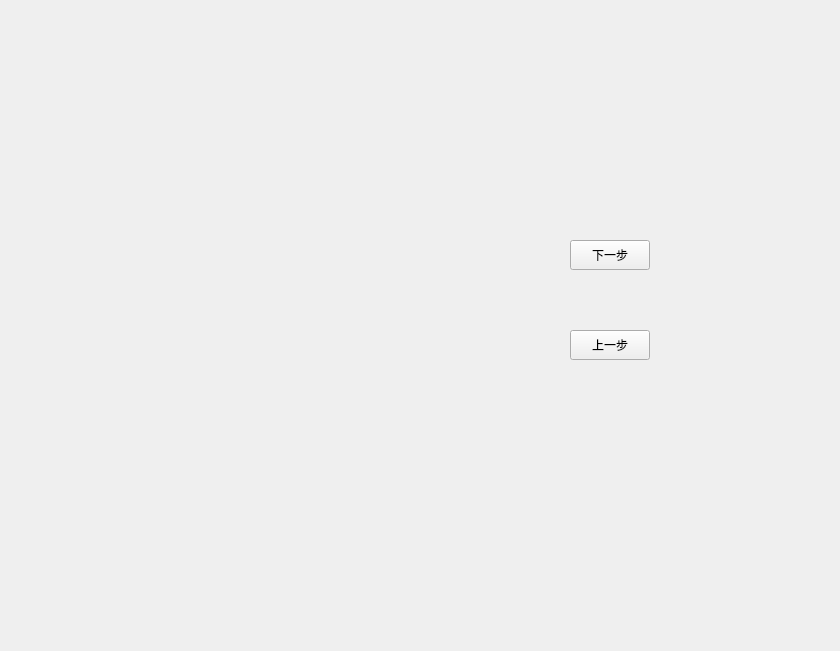
First picture: the form in chessboard_fupan.ui, repository lgb666666661/Gobang, before the edit.
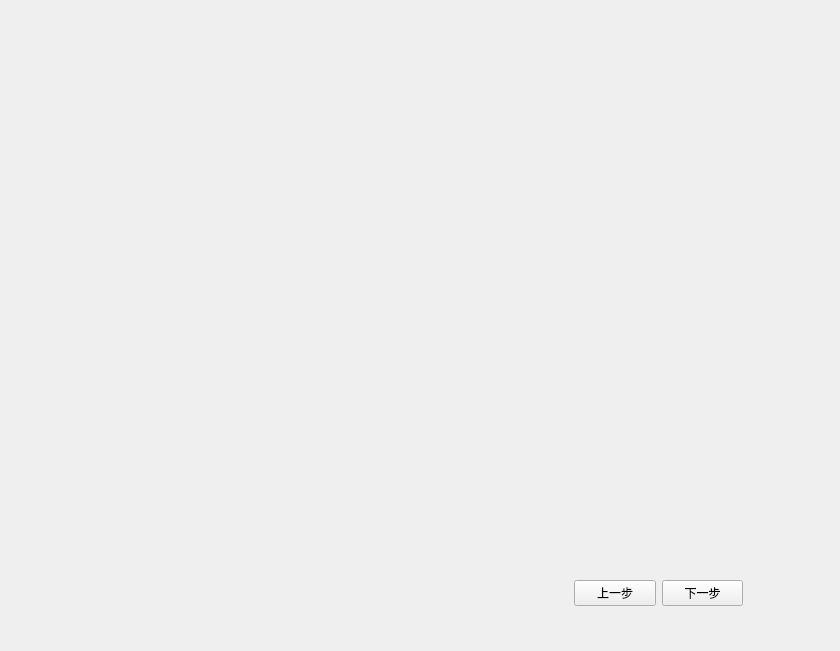
Second picture: the form after the edit.

```diff
--- a/chessboard_fupan.ui
+++ b/chessboard_fupan.ui
@@ -13,32 +13,104 @@
   <property name="windowTitle">
    <string>复盘</string>
   </property>
-  <widget class="QPushButton" name="next">
-   <property name="geometry">
-    <rect>
-     <x>570</x>
-     <y>240</y>
-     <width>80</width>
-     <height>30</height>
-    </rect>
-   </property>
-   <property name="text">
-    <string>下一步</string>
-   </property>
-  </widget>
-  <widget class="QPushButton" name="last">
-   <property name="geometry">
-    <rect>
-     <x>570</x>
-     <y>330</y>
-     <width>80</width>
-     <height>30</height>
-    </rect>
-   </property>
-   <property name="text">
-    <string>上一步</string>
-   </property>
-  </widget>
+  <layout class="QHBoxLayout" name="horizontalLayout_2" stretch="8,3,1">
+   <item>
+    <spacer name="horizontalSpacer">
+     <property name="orientation">
+      <enum>Qt::Horizontal</enum>
+     </property>
+     <property name="sizeHint" stdset="0">
+      <size>
+       <width>40</width>
+       <height>20</height>
+      </size>
+     </property>
+    </spacer>
+   </item>
+   <item>
+    <widget class="QWidget" name="widget_2" native="true">
+     <layout class="QVBoxLayout" name="verticalLayout" stretch="2,1,4,1">
+      <item>
+       <spacer name="verticalSpacer">
+        <property name="orientation">
+         <enum>Qt::Vertical</enum>
+        </property>
+        <property name="sizeHint" stdset="0">
+         <size>
+          <width>20</width>
+          <height>40</height>
+         </size>
+        </property>
+       </spacer>
+      </item>
+      <item>
+       <widget class="QLabel" name="winInfo">
+        <property name="minimumSize">
+         <size>
+          <width>50</width>
+          <height>50</height>
+         </size>
+        </property>
+        <property name="font">
+         <font>
+          <pointsize>14</pointsize>
+         </font>
+        </property>
+        <property name="text">
+         <string/>
+        </property>
+       </widget>
+      </item>
+      <item>
+       <spacer name="verticalSpacer_2">
+        <property name="orientation">
+         <enum>Qt::Vertical</enum>
+        </property>
+        <property name="sizeHint" stdset="0">
+         <size>
+          <width>20</width>
+          <height>40</height>
+         </size>
+        </property>
+       </spacer>
+      </item>
+      <item>
+       <widget class="QWidget" name="widget" native="true">
+        <layout class="QHBoxLayout" name="horizontalLayout">
+         <item>
+          <widget class="QPushButton" name="last">
+           <property name="text">
+            <string>上一步</string>
+           </property>
+          </widget>
+         </item>
+         <item>
+          <widget class="QPushButton" name="next">
+           <property name="text">
+            <string>下一步</string>
+           </property>
+          </widget>
+         </item>
+        </layout>
+       </widget>
+      </item>
+     </layout>
+    </widget>
+   </item>
+   <item>
+    <spacer name="horizontalSpacer_2">
+     <property name="orientation">
+      <enum>Qt::Horizontal</enum>
+     </property>
+     <property name="sizeHint" stdset="0">
+      <size>
+       <width>40</width>
+       <height>20</height>
+      </size>
+     </property>
+    </spacer>
+   </item>
+  </layout>
  </widget>
  <resources/>
  <connections/>
```
